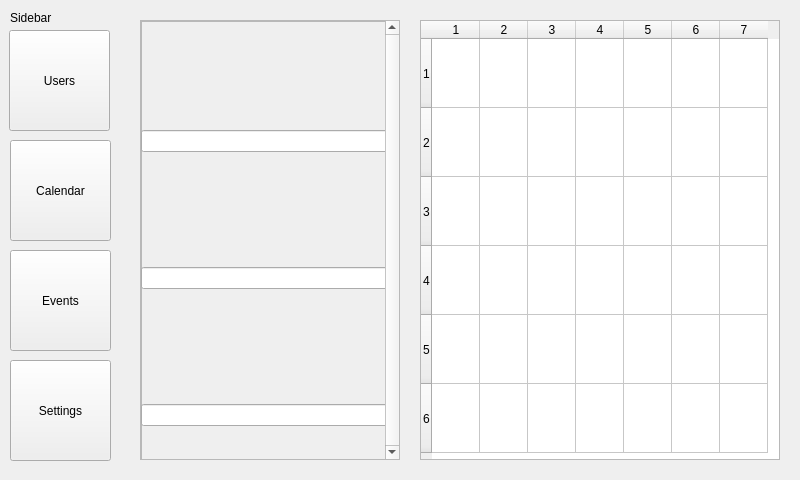
Qt form client/decan-pyqt/views/resources/ui_files/main_view.ui (sebastiannoenning/decan) before a commit.
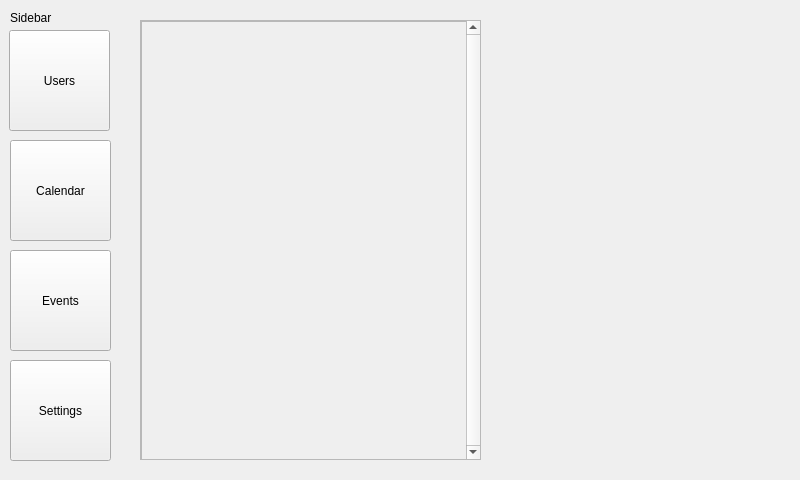
The same form after that commit. The open tabs and pages were chosen to show the change. Custom widgets are drawn as their Qt base class.

Commit message: added eventitem class

The edit to the form file:
```diff
--- a/client/decan-pyqt/views/resources/ui_files/main_view.ui
+++ b/client/decan-pyqt/views/resources/ui_files/main_view.ui
@@ -402,7 +402,7 @@
         <rect>
          <x>10</x>
          <y>10</y>
-         <width>260</width>
+         <width>341</width>
          <height>440</height>
         </rect>
        </property>
@@ -417,7 +417,7 @@
          <rect>
           <x>0</x>
           <y>0</y>
-          <width>258</width>
+          <width>323</width>
           <height>438</height>
          </rect>
         </property>
@@ -426,8 +426,8 @@
           <rect>
            <x>0</x>
            <y>0</y>
-           <width>260</width>
-           <height>880</height>
+           <width>331</width>
+           <height>441</height>
           </rect>
          </property>
          <property name="frameShape">
@@ -436,98 +436,33 @@
          <property name="frameShadow">
           <enum>QFrame::Shadow::Raised</enum>
          </property>
-         <widget class="QWidget" name="verticalLayoutWidget">
+         <widget class="EventItem" name="widget" native="true">
           <property name="geometry">
            <rect>
-            <x>0</x>
-            <y>0</y>
-            <width>261</width>
-            <height>651</height>
+            <x>20</x>
+            <y>150</y>
+            <width>281</width>
+            <height>211</height>
            </rect>
           </property>
-          <layout class="QVBoxLayout" name="verticalLayout">
-           <item>
-            <widget class="QLineEdit" name="lineEdit"/>
-           </item>
-           <item>
-            <widget class="QLineEdit" name="lineEdit_2"/>
-           </item>
-           <item>
-            <widget class="QLineEdit" name="lineEdit_3"/>
-           </item>
-           <item>
-            <widget class="QLineEdit" name="lineEdit_4"/>
-           </item>
-          </layout>
          </widget>
         </widget>
        </widget>
       </widget>
-      <widget class="QTableWidget" name="table_days">
-       <property name="geometry">
-        <rect>
-         <x>290</x>
-         <y>10</y>
-         <width>360</width>
-         <height>440</height>
-        </rect>
-       </property>
-       <property name="sizePolicy">
-        <sizepolicy hsizetype="Fixed" vsizetype="Fixed">
-         <horstretch>0</horstretch>
-         <verstretch>0</verstretch>
-        </sizepolicy>
-       </property>
-       <property name="verticalScrollBarPolicy">
-        <enum>Qt::ScrollBarPolicy::ScrollBarAlwaysOff</enum>
-       </property>
-       <property name="horizontalScrollBarPolicy">
-        <enum>Qt::ScrollBarPolicy::ScrollBarAlwaysOff</enum>
-       </property>
-       <property name="rowCount">
-        <number>6</number>
-       </property>
-       <property name="columnCount">
-        <number>7</number>
-       </property>
-       <attribute name="horizontalHeaderMinimumSectionSize">
-        <number>20</number>
-       </attribute>
-       <attribute name="horizontalHeaderDefaultSectionSize">
-        <number>48</number>
-       </attribute>
-       <attribute name="horizontalHeaderHighlightSections">
-        <bool>true</bool>
-       </attribute>
-       <attribute name="horizontalHeaderShowSortIndicator" stdset="0">
-        <bool>true</bool>
-       </attribute>
-       <attribute name="verticalHeaderMinimumSectionSize">
-        <number>19</number>
-       </attribute>
-       <attribute name="verticalHeaderDefaultSectionSize">
-        <number>69</number>
-       </attribute>
-       <row/>
-       <row/>
-       <row/>
-       <row/>
-       <row/>
-       <row/>
-       <column/>
-       <column/>
-       <column/>
-       <column/>
-       <column/>
-       <column/>
-       <column/>
-      </widget>
      </widget>
      <widget class="QWidget" name="page_set"/>
     </widget>
    </widget>
   </widget>
  </widget>
+ <customwidgets>
+  <customwidget>
+   <class>EventItem</class>
+   <extends>QWidget</extends>
+   <header>views.resources.custom_classes.eventitem</header>
+   <container>1</container>
+  </customwidget>
+ </customwidgets>
  <resources/>
  <connections/>
 </ui>
```
The commit also changes 8 other files.
